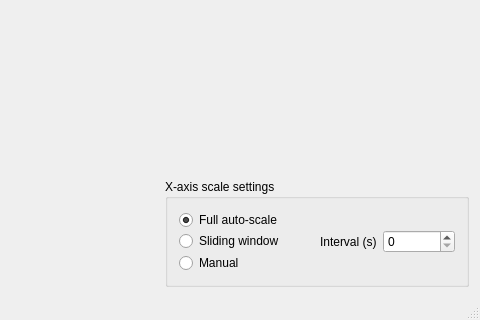
The window that src/mainwindow.ui (ModbusScope/ModbusScope) describes before a commit, drawn with Qt 5; both pictures show x 476 to 956 and y 323 to 643 of the 956 by 643 pixel window.
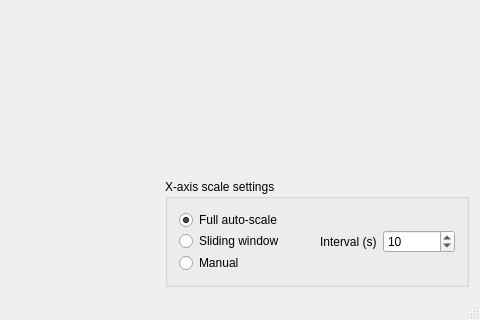
The same window after the commit. Custom widgets are drawn as their Qt base class.

Commit message: Add sliding window scaling of X-axis (partially implements #12)

The edit to the form file:
```diff
--- a/src/mainwindow.ui
+++ b/src/mainwindow.ui
@@ -213,7 +213,14 @@
                     </widget>
                    </item>
                    <item row="0" column="1">
-                    <widget class="QSpinBox" name="spinSlidingXInterval"/>
+                    <widget class="QSpinBox" name="spinSlidingXInterval">
+                     <property name="maximum">
+                      <number>9999</number>
+                     </property>
+                     <property name="value">
+                      <number>10</number>
+                     </property>
+                    </widget>
                    </item>
                   </layout>
                  </item>
```
The commit also changes 3 other files.
